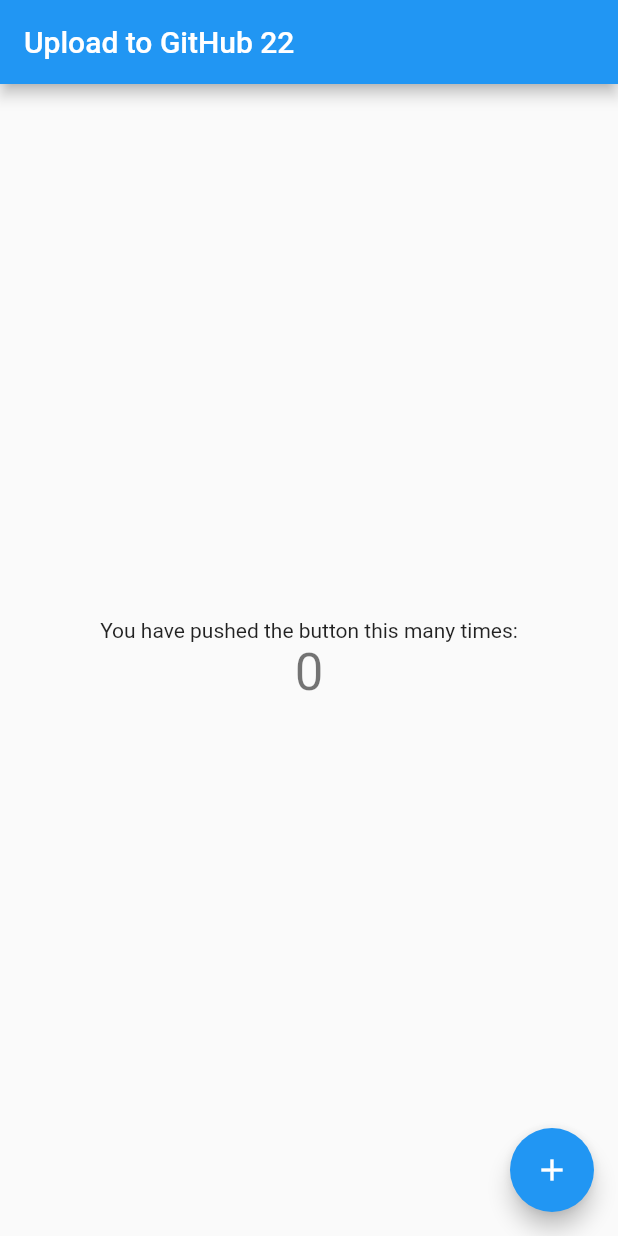
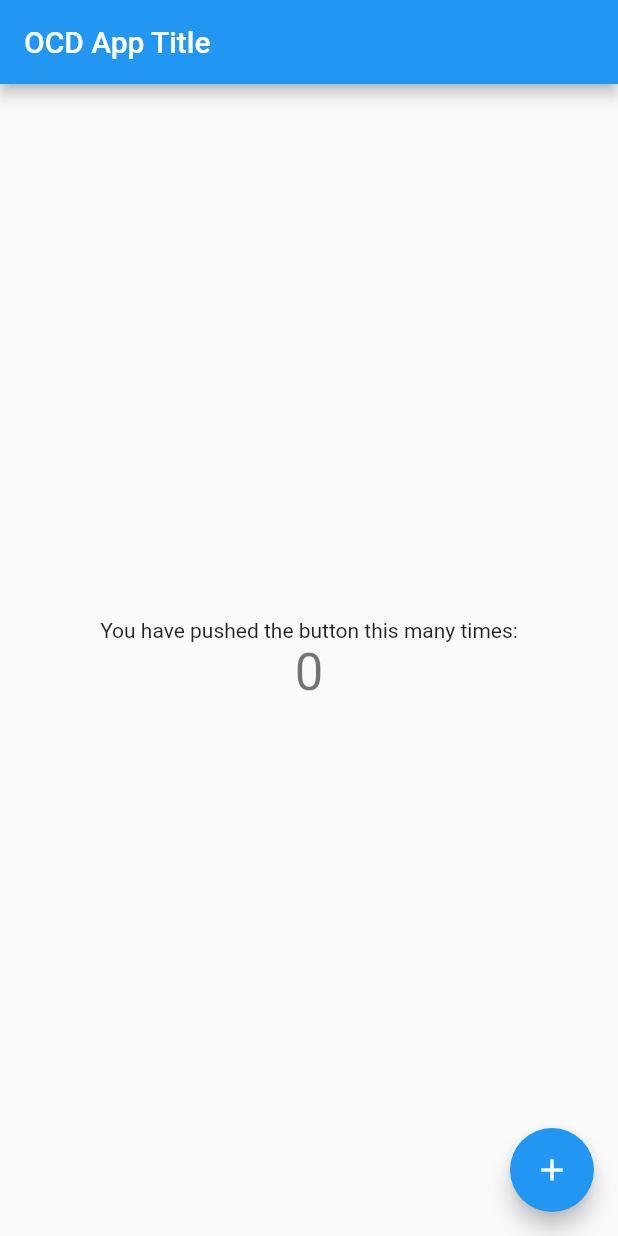
Before and after one commit to twhc20/OCD-flutter-project, a Flutter app: the screen it shows after launch, on a phone screen of 412 x 824 dp. Run offline on Flutter 3.47's test engine with Material 2 defaults, Android fonts, the phone set to English and light mode, and no system bars.

Commit message:
Title Change

```diff
--- a/lib/main.dart
+++ b/lib/main.dart
@@ -24,7 +24,7 @@ class MyApp extends StatelessWidget {
         // is not restarted.
         primarySwatch: Colors.blue,
       ),
-      home: const MyHomePage(title: 'Upload to GitHub 22'),
+      home: const MyHomePage(title: 'OCD App Title'),
     );
   }
 }
```
